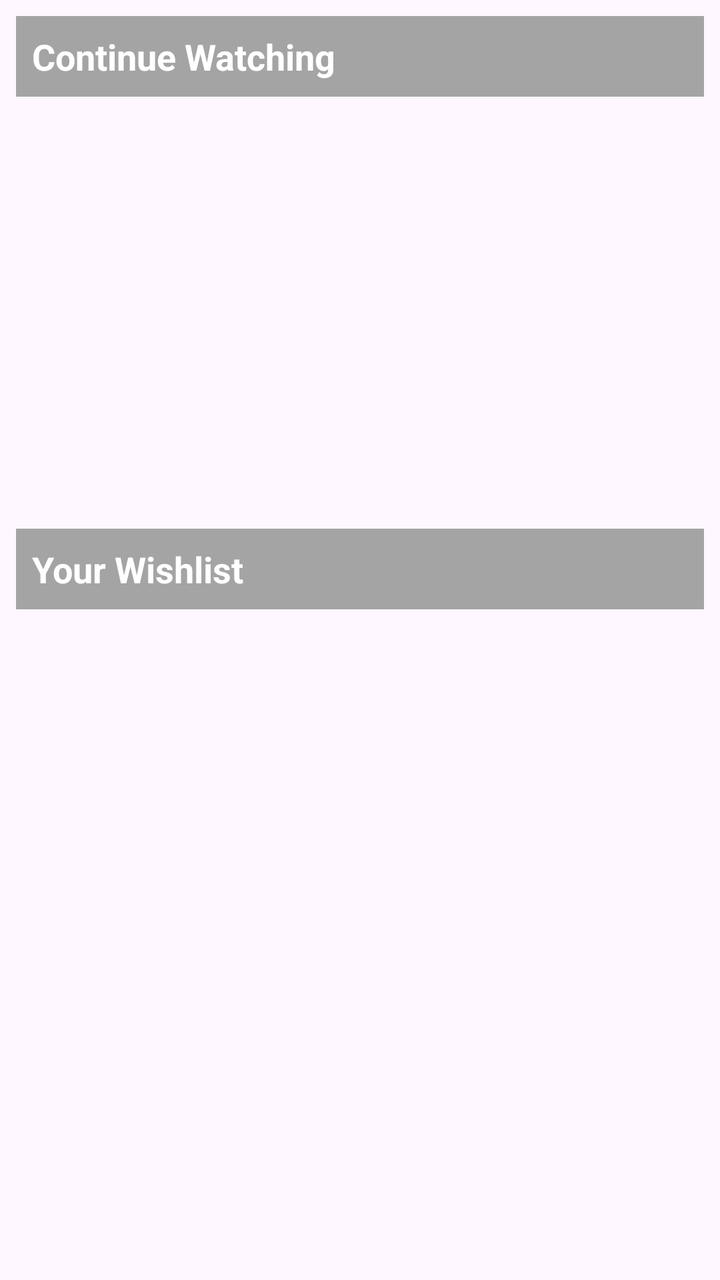
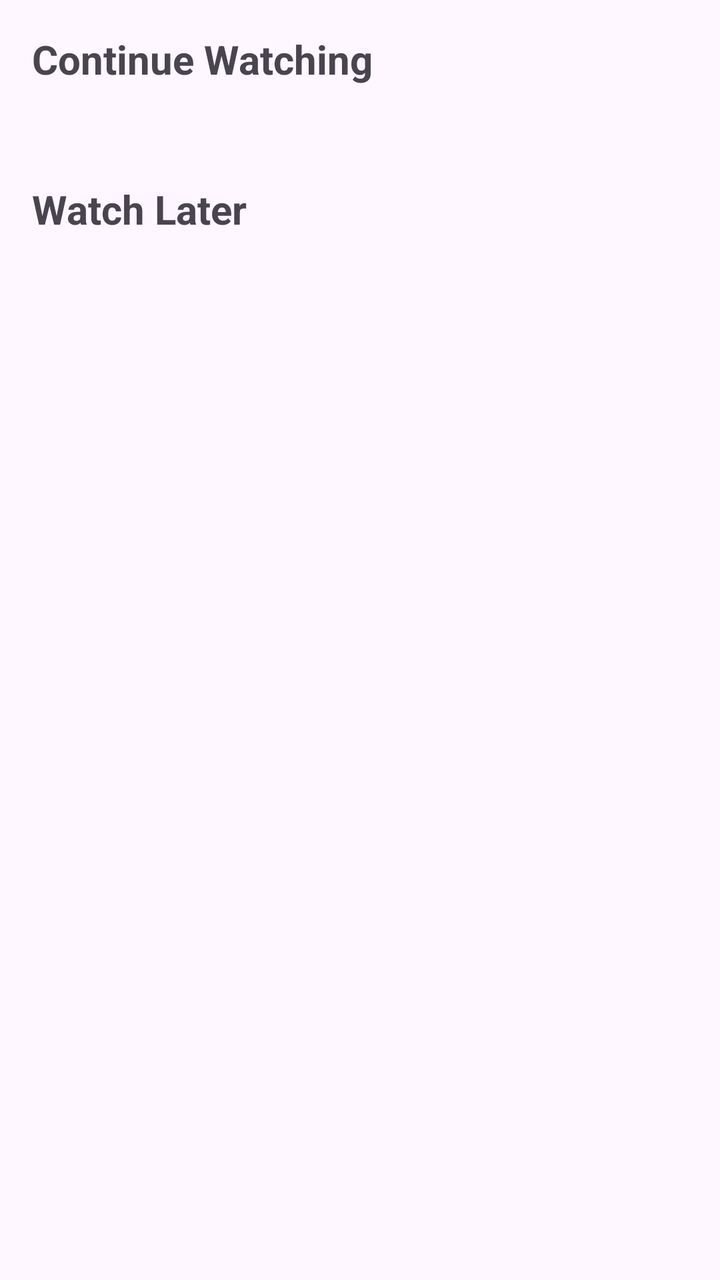

Compare the two renders of this Android layout. The source of the first and the diff that turns it into the second are given below.
<!-- AndroidManifest.xml: application theme Theme.MyApplication -->
<!-- res/layout/fragment_home.xml -->
<ScrollView xmlns:android="http://schemas.android.com/apk/res/android"
    xmlns:app="http://schemas.android.com/apk/res-auto"
    android:layout_width="match_parent"
    android:layout_height="match_parent"
    android:fillViewport="true">

    <LinearLayout
        android:layout_width="match_parent"
        android:layout_height="wrap_content"
        android:orientation="vertical"
        android:padding="8dp">

        
        <LinearLayout
            android:layout_width="match_parent"
            android:layout_height="wrap_content"
            android:orientation="vertical"
            android:layout_marginBottom="16dp">

            <TextView
                android:layout_width="match_parent"
                android:layout_height="wrap_content"
                android:text="Continue Watching"
                android:textColor="@android:color/white"
                android:background="@color/design_default_color_primary"
                android:padding="8dp"
                android:textSize="18sp"
                android:textStyle="bold"/>

            <androidx.recyclerview.widget.RecyclerView
                android:id="@+id/rv_continue_watching"
                android:layout_width="match_parent"
                android:layout_height="200dp"
                android:orientation="horizontal"
                app:layoutManager="androidx.recyclerview.widget.LinearLayoutManager"
                android:scrollbars="horizontal"
                android:paddingVertical="8dp"/>

        </LinearLayout>

        
        <LinearLayout
            android:layout_width="match_parent"
            android:layout_height="wrap_content"
            android:orientation="vertical">

            <TextView
                android:layout_width="match_parent"
                android:layout_height="wrap_content"
                android:text="Your Wishlist"
                android:textColor="@android:color/white"
                android:background="@color/design_default_color_primary"
                android:padding="8dp"
                android:textSize="18sp"
                android:textStyle="bold"/>

            <androidx.recyclerview.widget.RecyclerView
                android:id="@+id/rv_wishlist"
                android:layout_width="match_parent"
                android:layout_height="wrap_content"
                android:scrollbars="vertical"
                android:paddingVertical="8dp"
                app:layoutManager="androidx.recyclerview.widget.LinearLayoutManager"/>

        </LinearLayout>

        <ProgressBar
            android:id="@+id/progress_bar"
            android:layout_width="wrap_content"
            android:layout_height="wrap_content"
            android:layout_gravity="center"
            android:visibility="gone"/>

    </LinearLayout>
</ScrollView>
<!-- resources referenced by this layout -->
<resources>
  <color name="design_default_color_primary">#A5A4A4</color>
  <style name="Theme.MyApplication" parent="Base.Theme.MyApplication" />
  <style name="Base.Theme.MyApplication" parent="Theme.Material3.DayNight.NoActionBar">
          
          
      </style>
</resources>

<!-- the commit's change to res/layout/fragment_home.xml (unified diff, before → after) -->
@@ -8,61 +8,48 @@
         android:layout_width="match_parent"
         android:layout_height="wrap_content"
         android:orientation="vertical"
-        android:padding="8dp">
+        android:padding="16dp">
 
         
-        <LinearLayout
+        <TextView
             android:layout_width="match_parent"
             android:layout_height="wrap_content"
-            android:orientation="vertical"
-            android:layout_marginBottom="16dp">
+            android:text="Continue Watching"
+            android:textSize="20sp"
+            android:textStyle="bold"
+            android:layout_marginBottom="8dp"/>
 
-            <TextView
-                android:layout_width="match_parent"
-                android:layout_height="wrap_content"
-                android:text="Continue Watching"
-                android:textColor="@android:color/white"
-                android:background="@color/design_default_color_primary"
-                android:padding="8dp"
-                android:textSize="18sp"
-                android:textStyle="bold"/>
-
-            <androidx.recyclerview.widget.RecyclerView
-                android:id="@+id/rv_continue_watching"
-                android:layout_width="match_parent"
-                android:layout_height="200dp"
-                android:orientation="horizontal"
-                app:layoutManager="androidx.recyclerview.widget.LinearLayoutManager"
-                android:scrollbars="horizontal"
-                android:paddingVertical="8dp"/>
-
-        </LinearLayout>
+        <androidx.recyclerview.widget.RecyclerView
+            android:id="@+id/rv_continue_watching"
+            android:layout_width="match_parent"
+            android:layout_height="wrap_content"
+            android:clipToPadding="false"
+            android:paddingStart="4dp"
+            android:paddingEnd="4dp"
+            android:layout_marginBottom="24dp"
+            app:layoutManager="androidx.recyclerview.widget.LinearLayoutManager"
+            android:scrollbars="horizontal"
+            android:paddingVertical="8dp"/>
 
         
-        <LinearLayout
+        <TextView
             android:layout_width="match_parent"
             android:layout_height="wrap_content"
-            android:orientation="vertical">
+            android:text="Watch Later"
+            android:textSize="20sp"
+            android:textStyle="bold"
+            android:layout_marginBottom="8dp"/>
 
-            <TextView
-                android:layout_width="match_parent"
-                android:layout_height="wrap_content"
-                android:text="Your Wishlist"
-                android:textColor="@android:color/white"
-                android:background="@color/design_default_color_primary"
-                android:padding="8dp"
-                android:textSize="18sp"
-                android:textStyle="bold"/>
-
-            <androidx.recyclerview.widget.RecyclerView
-                android:id="@+id/rv_wishlist"
-                android:layout_width="match_parent"
-                android:layout_height="wrap_content"
-                android:scrollbars="vertical"
-                android:paddingVertical="8dp"
-                app:layoutManager="androidx.recyclerview.widget.LinearLayoutManager"/>
-
-        </LinearLayout>
+        <androidx.recyclerview.widget.RecyclerView
+            android:id="@+id/rv_watch_later"
+            android:layout_width="match_parent"
+            android:layout_height="wrap_content"
+            android:clipToPadding="false"
+            android:paddingStart="4dp"
+            android:paddingEnd="4dp"
+            android:scrollbars="vertical"
+            android:paddingVertical="8dp"
+            app:layoutManager="androidx.recyclerview.widget.LinearLayoutManager"/>
 
         <ProgressBar
             android:id="@+id/progress_bar"
<!-- resource entries referenced after the edit -->
@@ -1,6 +1,5 @@
 <!-- resources referenced by this layout -->
 <resources>
-  <color name="design_default_color_primary">#A5A4A4</color>
   <style name="Theme.MyApplication" parent="Base.Theme.MyApplication" />
   <style name="Base.Theme.MyApplication" parent="Theme.Material3.DayNight.NoActionBar">
           
